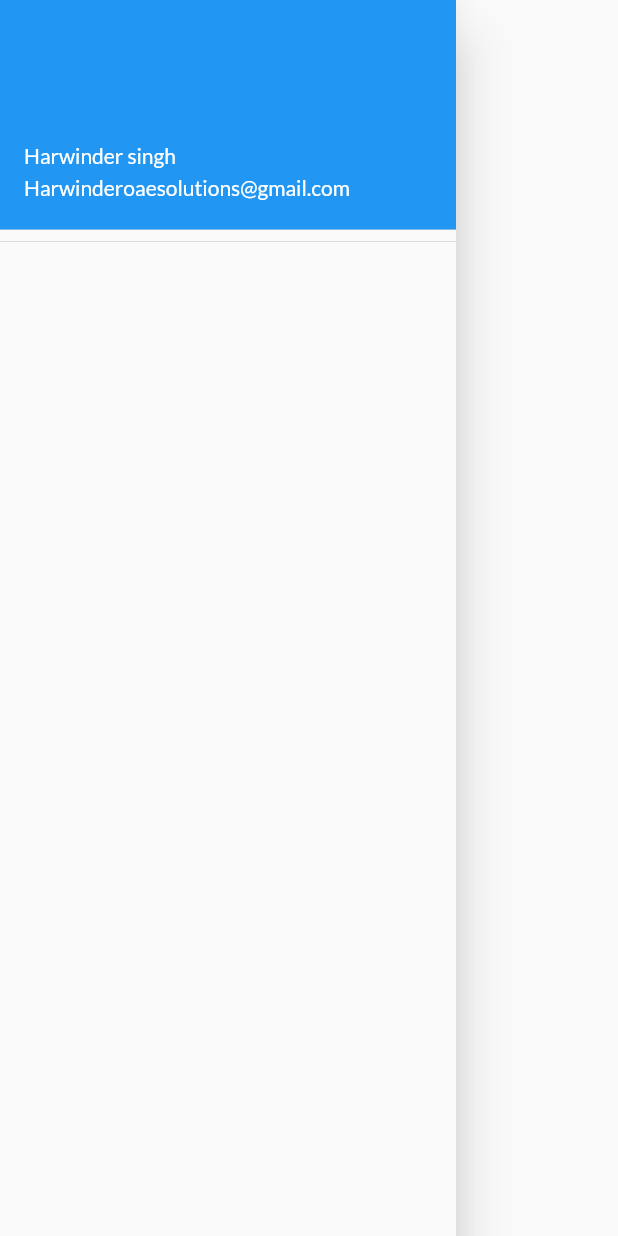
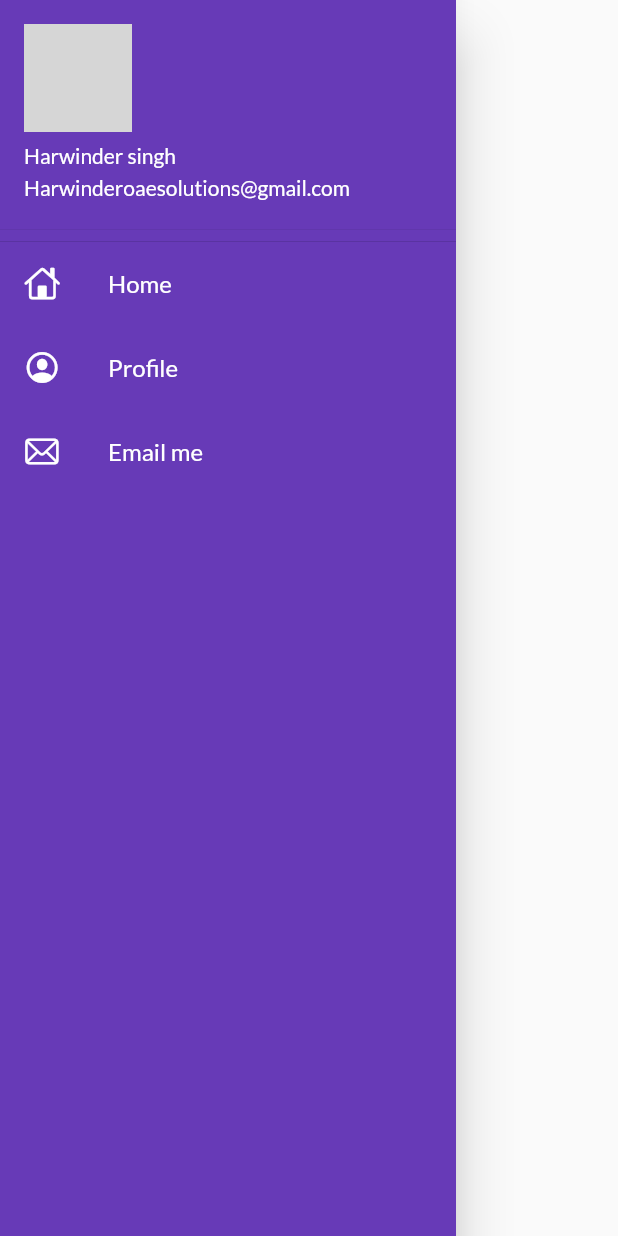
Before and after one commit to Harwindersingh007/flutter, a Flutter app: the MyDrawer widget shown alone on an empty page, opened directly, on a phone screen of 412 x 824 dp. Run offline on Flutter 3.47's test engine with Material 2 defaults, Android fonts, the phone set to English and light mode, and no system bars; our stand-ins replace google_fonts; grey boxes are pictures that could not be loaded.

Commit message:
day 7 completed

```diff
--- a/myfirstapp/lib/widgets/drawer.dart
+++ b/myfirstapp/lib/widgets/drawer.dart
@@ -6,17 +6,53 @@ class MyDrawer extends StatelessWidget {
 
   @override
   Widget build(BuildContext context) {
+    // ignore: non_constant_identifier_names, prefer_const_declarations
+    final Imagename = "assets/images/harry.JPG";
     return Drawer(
+      child: Container(
+        color: Colors.deepPurple,
         child: ListView(
-        children: const [
+          //padding: EdgeInsets.zero,
+          children: [
             DrawerHeader(
                 padding: EdgeInsets.zero,
                 margin: EdgeInsets.zero,
                 child: UserAccountsDrawerHeader(
-                accountName: Text("Harwinder singh"),
-                accountEmail: Text("Harwinderoaesolutions@gmail.com"),
+                    decoration: const BoxDecoration(color: Colors.deepPurple),
+                    accountName: const Text("Harwinder singh"),
+                    accountEmail: const Text("Harwinderoaesolutions@gmail.com"),
+                    currentAccountPicture: CircleAvatar(
+                      backgroundImage: AssetImage(Imagename),
+                    ))),
+            const ListTile(
+                leading: Icon(
+                  CupertinoIcons.home,
+                  color: Colors.white,
+                ),
+                title: Text(
+                  "Home",
+                  style: TextStyle(color: Colors.white),
+                )),
+            const ListTile(
+                leading: Icon(
+                  CupertinoIcons.profile_circled,
+                  color: Colors.white,
+                ),
+                title: Text(
+                  "Profile",
+                  style: TextStyle(color: Colors.white),
+                )),
+            const ListTile(
+                leading: Icon(
+                  CupertinoIcons.mail,
+                  color: Colors.white,
+                ),
+                title: Text(
+                  "Email me",
+                  style: TextStyle(color: Colors.white),
                 ))
           ],
+        ),
       ),
     );
   }
```
Also changed, not shown: 1 other file. Lines whose indentation alone changed are shown as unchanged.
